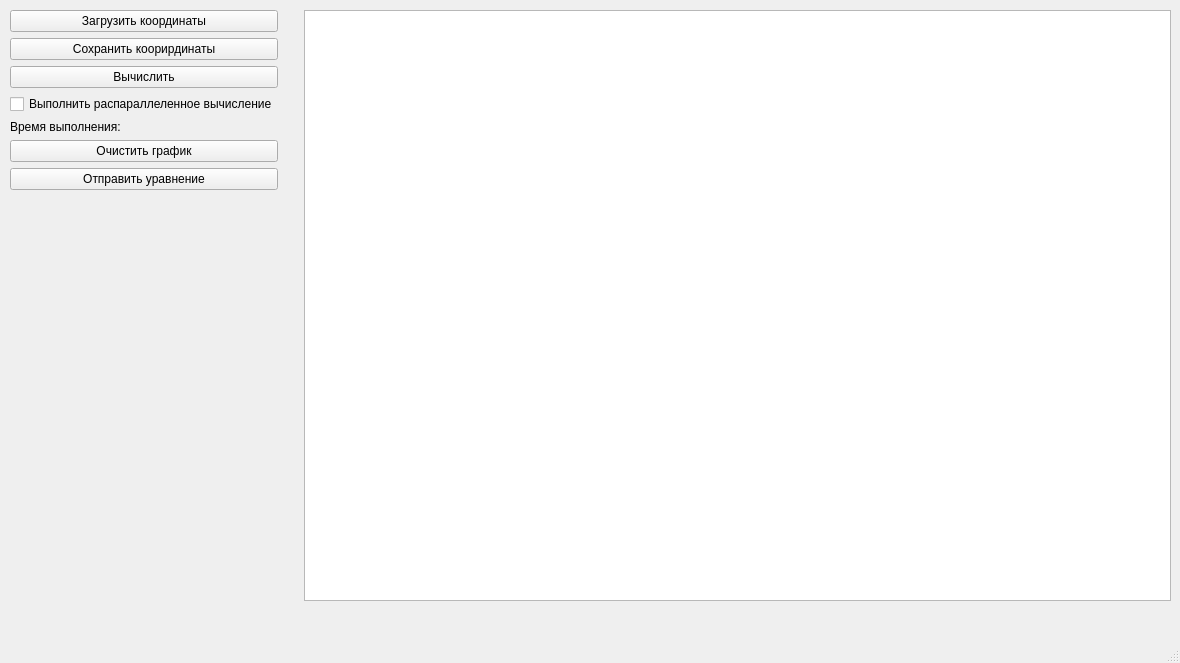
Before: the Qt Designer form mainwindow.ui in avkapochkina/RANSAC, drawn with Qt 5.
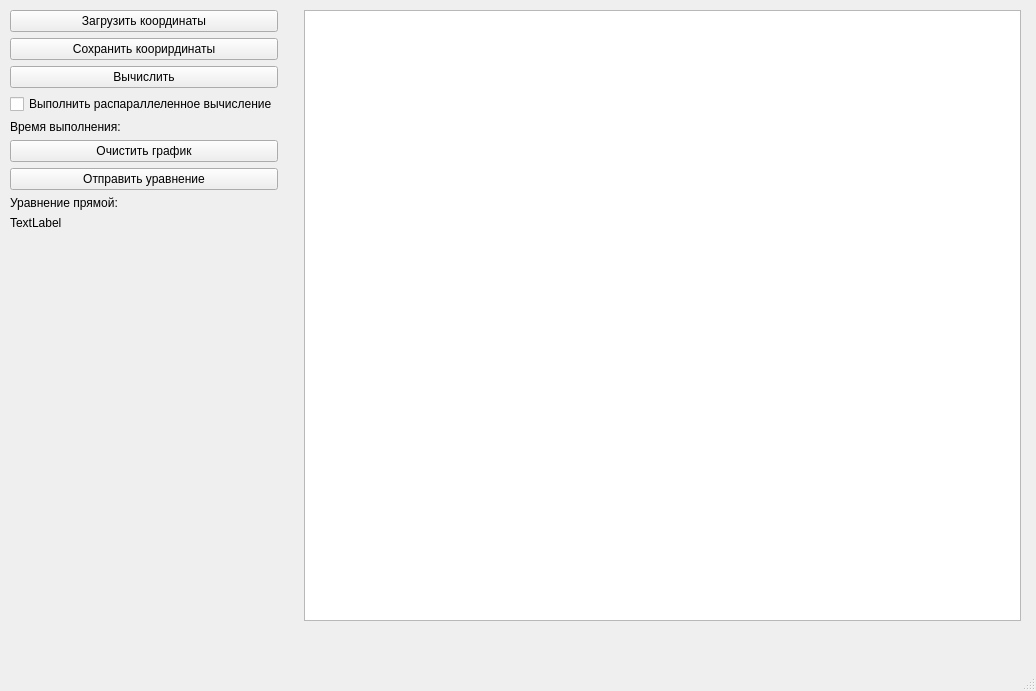
After: the same form once the commit is applied.

Diff of the .ui file:
```diff
--- a/mainwindow.ui
+++ b/mainwindow.ui
@@ -6,21 +6,21 @@
    <rect>
     <x>0</x>
     <y>0</y>
-    <width>1180</width>
-    <height>663</height>
+    <width>1036</width>
+    <height>691</height>
    </rect>
   </property>
   <property name="windowTitle">
    <string>MainWindow</string>
   </property>
   <widget class="QWidget" name="centralwidget">
-   <widget class="QWidget" name="">
+   <widget class="QWidget" name="layoutWidget">
     <property name="geometry">
      <rect>
       <x>10</x>
       <y>10</y>
-      <width>1161</width>
-      <height>591</height>
+      <width>1011</width>
+      <height>611</height>
      </rect>
     </property>
     <layout class="QHBoxLayout" name="horizontalLayout">
@@ -75,6 +75,20 @@
          </property>
         </widget>
        </item>
+       <item>
+        <widget class="QLabel" name="lineTextLabel">
+         <property name="text">
+          <string>Уравнение прямой:</string>
+         </property>
+        </widget>
+       </item>
+       <item>
+        <widget class="QLabel" name="lineLabel">
+         <property name="text">
+          <string>TextLabel</string>
+         </property>
+        </widget>
+       </item>
        <item>
         <spacer name="verticalSpacer">
          <property name="orientation">
```
Left out of the diff: 2 changed lines with no effect on the pictures.
